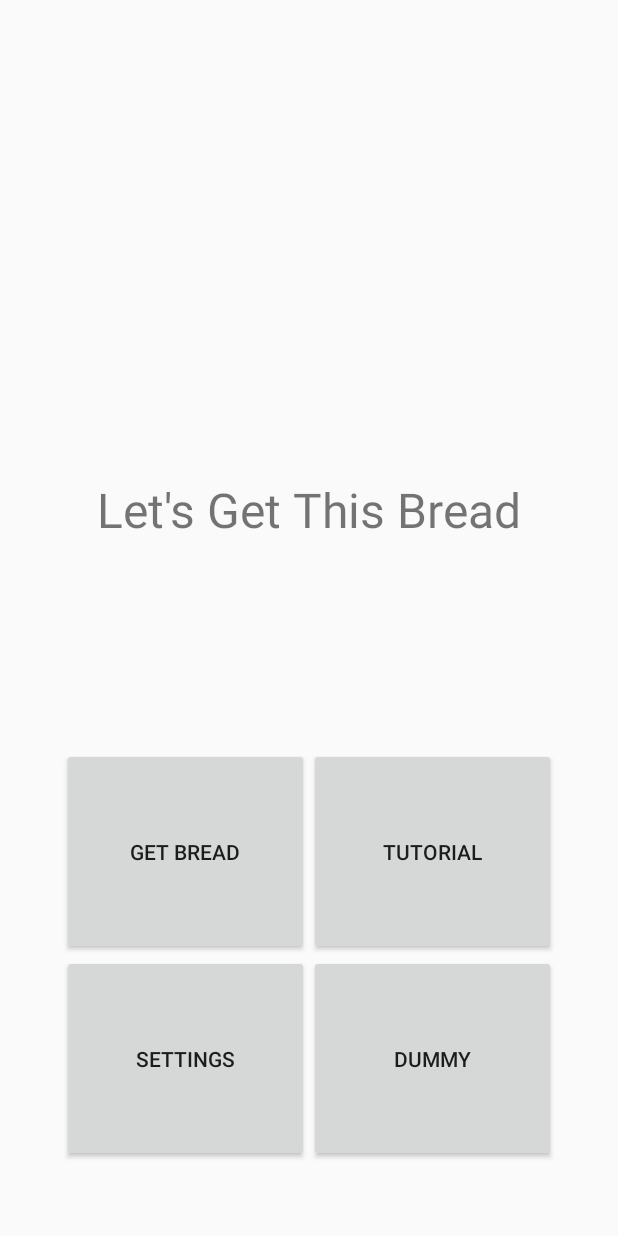
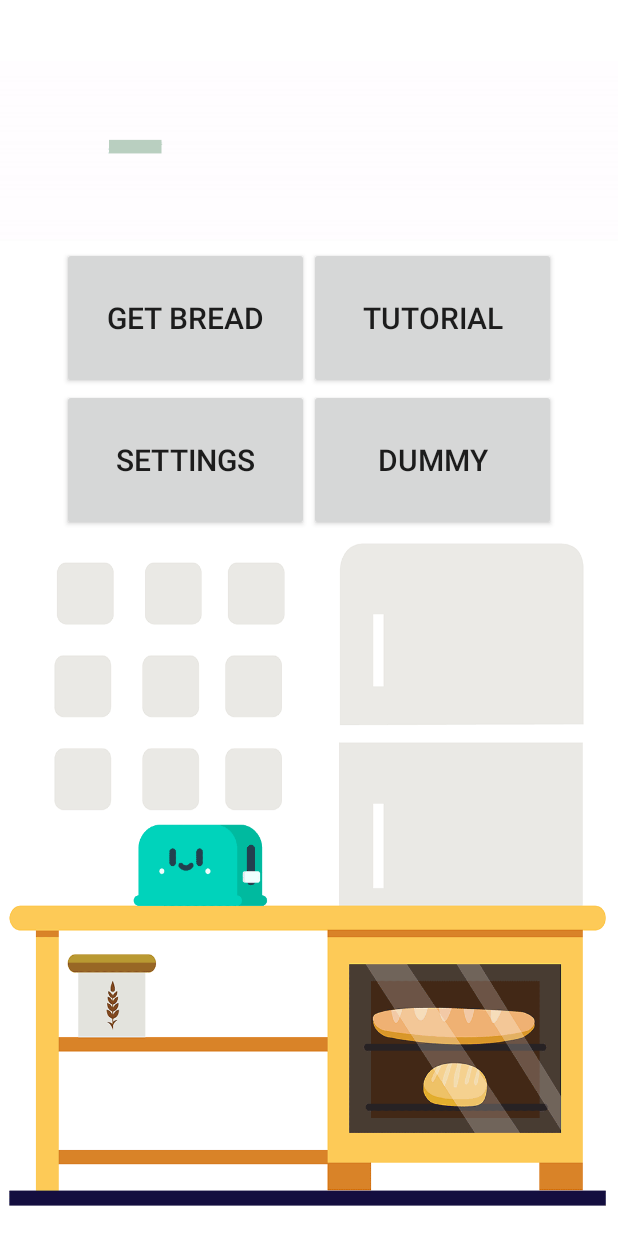
Before and after one commit to thehanriver/Lets-Get-This-Bread, an Android app: the screen it shows after launch (StartScreen), on a phone screen of 412 x 824 dp. Run offline under Robolectric (Android 15) with nearby library versions, the phone set to English and light mode, and no system bars.

Commit message:
Menu Layout Complete

```diff
--- a/app/build.gradle
+++ b/app/build.gradle
@@ -26,4 +26,5 @@ dependencies {
     androidTestImplementation 'com.android.support.test:runner:1.0.2'
     androidTestImplementation 'com.android.support.test.espresso:espresso-core:3.0.2'
     implementation 'com.android.support:gridlayout-v7:28.0.0'
+    implementation 'pl.droidsonroids.gif:android-gif-drawable:1.2.3'
 }
--- a/app/src/main/res/layout/activity_start_screen.xml
+++ b/app/src/main/res/layout/activity_start_screen.xml
@@ -7,23 +7,27 @@
     android:layout_height="match_parent"
     tools:context=".StartScreen">
 
-
-    <TextView
-        android:id="@+id/app_name"
+    <pl.droidsonroids.gif.GifImageView
+        android:id="@+id/gifImageView2"
         android:layout_width="wrap_content"
         android:layout_height="wrap_content"
-        android:layout_marginStart="8dp"
-        android:layout_marginLeft="8dp"
-        android:layout_marginEnd="8dp"
-        android:layout_marginRight="8dp"
-        android:layout_marginBottom="8dp"
-        android:text="@string/app_name"
-        android:textSize="32sp"
-        app:layout_constraintBottom_toTopOf="@+id/guideline"
-        app:layout_constraintEnd_toEndOf="parent"
-        app:layout_constraintStart_toStartOf="parent" />
+        android:background="@drawable/startscreen" />
+
+
+    <pl.droidsonroids.gif.GifImageView
+        android:layout_width="match_parent"
+        android:layout_height="120dp"
+        android:layout_marginTop="16dp"
+        android:layout_marginBottom="4dp"
+        android:background="@drawable/titlegif"
+        app:layout_constraintBottom_toTopOf="@+id/guideline6"
+        app:layout_constraintTop_toTopOf="@+id/gifImageView2"
+        app:layout_constraintVertical_bias="1.0"
+        tools:layout_editor_absoluteX="0dp" />
+
 
     <FrameLayout
+        android:id="@+id/frameLayout2"
         android:layout_width="0dp"
         android:layout_height="0dp"
         app:layout_constraintBottom_toTopOf="@+id/guideline7"
@@ -41,49 +45,45 @@
                 android:id="@+id/startButton"
                 android:layout_width="0dp"
                 android:layout_height="0dp"
+                android:layout_rowWeight="1"
                 android:layout_columnWeight="1"
-                android:layout_rowWeight="1"
                 android:onClick="startGame"
-                android:text="GET BREAD"/>
+                android:text="GET BREAD"
+                android:textSize="20sp" />
 
             <Button
                 android:id="@+id/tutorialButton"
                 android:layout_width="0dp"
                 android:layout_height="0dp"
+                android:layout_rowWeight="1"
                 android:layout_columnWeight="1"
-                android:layout_rowWeight="1"
                 android:onClick="revealTutorial"
-                android:text="Tutorial"/>
+                android:text="Tutorial"
+                android:textSize="20sp" />
 
             <Button
                 android:id="@+id/settingButton"
                 android:layout_width="0dp"
                 android:layout_height="0dp"
+                android:layout_rowWeight="1"
                 android:layout_columnWeight="1"
-                android:layout_rowWeight="1"
                 android:onClick="startSettings"
-                android:text="Settings"/>
+                android:text="Settings"
+                android:textSize="20sp" />
 
             <Button
                 android:id="@+id/dummyButton"
                 android:layout_width="0dp"
                 android:layout_height="0dp"
+                android:layout_rowWeight="1"
                 android:layout_columnWeight="1"
-                android:layout_rowWeight="1"
                 android:onClick="startSettings"
-                android:text="Dummy"/>
+                android:text="Dummy"
+                android:textSize="20sp" />
 
         </GridLayout>
 
     </FrameLayout>
-
-
-    <android.support.constraint.Guideline
-        android:id="@+id/guideline"
-        android:layout_width="wrap_content"
-        android:layout_height="wrap_content"
-        android:orientation="horizontal"
-        app:layout_constraintGuide_percent="0.44793713" />
 
     <android.support.constraint.Guideline
         android:id="@+id/guideline4"
@@ -104,15 +104,33 @@
         android:layout_width="wrap_content"
         android:layout_height="wrap_content"
         android:orientation="horizontal"
-        app:layout_constraintGuide_percent="0.6051081" />
+        app:layout_constraintGuide_percent="0.2" />
 
     <android.support.constraint.Guideline
         android:id="@+id/guideline7"
         android:layout_width="wrap_content"
         android:layout_height="wrap_content"
         android:orientation="horizontal"
-        app:layout_constraintGuide_percent="0.94" />
+        app:layout_constraintGuide_percent="0.43" />
 
-
+    <ImageView
+        android:id="@+id/tutorial_pg1"
+        android:layout_width="match_parent"
+        android:layout_height="match_parent"
+        android:layout_marginStart="8dp"
+        android:layout_marginLeft="8dp"
+        android:layout_marginTop="8dp"
+        android:layout_marginEnd="8dp"
+        android:layout_marginRight="8dp"
+        android:layout_marginBottom="8dp"
+        android:background="@color/white"
+        android:src="@drawable/tutorialscreen"
+        android:visibility="invisible"
+        app:layout_constraintBottom_toBottomOf="parent"
+        app:layout_constraintEnd_toEndOf="parent"
+        app:layout_constraintHorizontal_bias="0.0"
+        app:layout_constraintStart_toStartOf="parent"
+        app:layout_constraintTop_toTopOf="parent"
+        app:layout_constraintVertical_bias="0.0" />
 
 </android.support.constraint.ConstraintLayout>
```
Also changed, not shown: app/src/main/java/com/example/eddie/letsgetthisbread/MainActivity.java (+19 -20 lines), app/src/main/res/drawable/ic_startscreen.xml (added, +151 -0 lines), app/src/main/res/layout/activity_main.xml (+5 -7 lines), app/src/main/res/drawable/breadgif.gif (added), app/src/main/res/drawable/character.png (added), app/src/main/res/drawable/golden_croissant.jpg (added), app/src/main/res/drawable/ic_launcher_background.xml (line endings or trailing spaces), app/src/main/res/drawable/outline.xml (line endings or trailing spaces), app/src/main/res/drawable/round_button.xml (line endings or trailing spaces), app/src/main/res/drawable/startscreen.gif (added), app/src/main/res/drawable/titlegif.gif (added).
